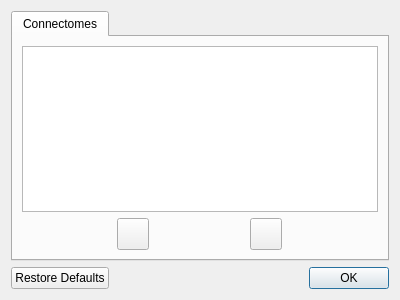
This is src/Application/PreferencesWindow.ui in jamesra/VikingView as Qt 5 draws it before an edit. The edited form follows.
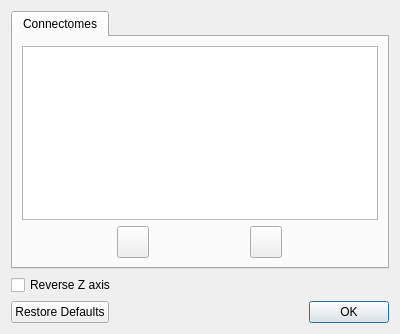
This is the edited form. Icons and pictures are not drawn.

Commit message: Add option to reverse Z axis Changed parsing of text files with lists of IDs to use absolute paths

```diff
--- a/src/Application/PreferencesWindow.ui
+++ b/src/Application/PreferencesWindow.ui
@@ -7,7 +7,7 @@
     <x>0</x>
     <y>0</y>
     <width>400</width>
-    <height>300</height>
+    <height>334</height>
    </rect>
   </property>
   <property name="windowTitle">
@@ -93,6 +93,13 @@
      </widget>
     </widget>
    </item>
+   <item>
+    <widget class="QCheckBox" name="checkReverseZ">
+     <property name="text">
+      <string>Reverse Z axis</string>
+     </property>
+    </widget>
+   </item>
    <item>
     <widget class="QDialogButtonBox" name="button_box">
      <property name="orientation">
```
The commit also changes 23 other files.
